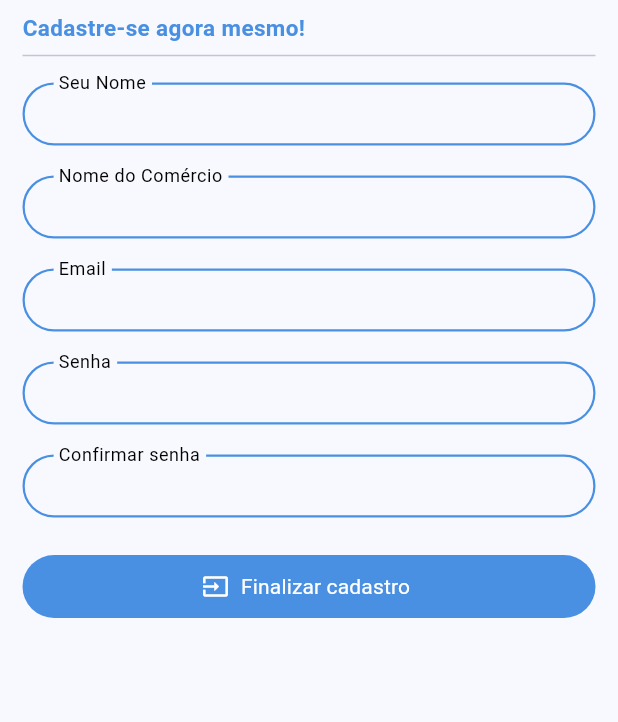
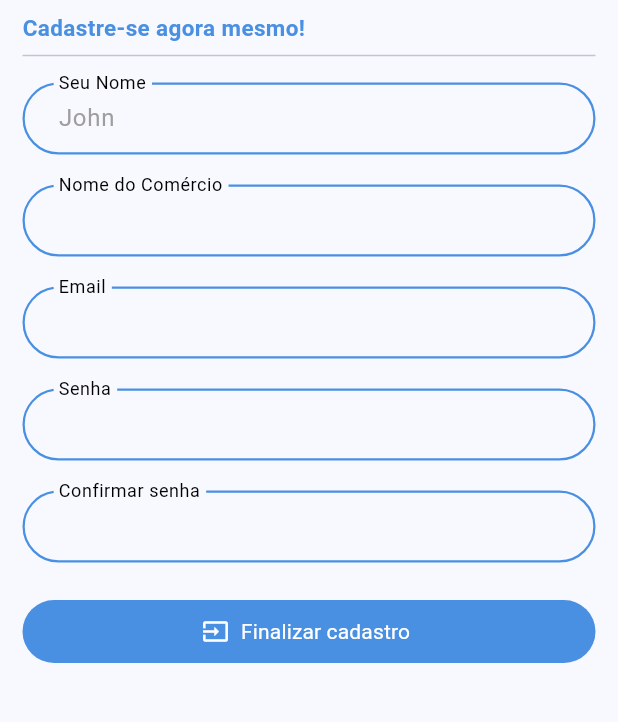
Before and after one commit to devcsuzarte/myCommerce_Flutter, a Flutter app: the RegisterScreen screen opened directly, on a phone screen of 412 x 824 dp, the part 84-806 px from its top. Run offline on Flutter 3.47's test engine with Material 3 defaults, Android fonts, the phone set to English and light mode, and no system bars; our stand-ins replace cloud_firestore, firebase_auth, firebase_core, modal_progress_hud_nsn; accounts and stored records are empty.

Commit message:
Fix text input validator UI error
Text input size is getting small when a requires.messages appear

```diff
--- a/lib/screens/register_screen/register_screen.dart
+++ b/lib/screens/register_screen/register_screen.dart
@@ -47,11 +47,11 @@ class _RegisterScreenState extends State<RegisterScreen> {
                 SizedBox(
                   height: 10,
                 ),
-                SizedBox(
-                  height: 42,
-                  child: TextFormField(
+                TextFormField(
+                  minLines: 1,
                   decoration: kInputDecoration.copyWith(
-                        labelText: 'Seu Nome'
+                    labelText: 'Seu Nome',
+                    hintText: 'John'
                   ),
                   textInputAction: TextInputAction.next,
                   autovalidateMode: AutovalidateMode.onUserInteraction,
@@ -64,11 +64,8 @@ class _RegisterScreenState extends State<RegisterScreen> {
                     }
                   },
                 ),
-                ),
                 kTextFieldSeparator,
-                SizedBox(
-                  height: 42,
-                  child: TextFormField(
+                TextFormField(
                   decoration: kInputDecoration.copyWith(
                       labelText: 'Nome do Comércio'
                   ),
@@ -83,11 +80,8 @@ class _RegisterScreenState extends State<RegisterScreen> {
                     }
                   },
                 ),
-                ),
                 kTextFieldSeparator,
-                SizedBox(
-                  height: 42,
-                  child: TextFormField(
+                TextFormField(
                   decoration: kInputDecoration.copyWith(
                         labelText: 'Email'
                   ),
@@ -102,11 +96,8 @@ class _RegisterScreenState extends State<RegisterScreen> {
                     }
                   },
                 ),
-                ),
                 kTextFieldSeparator,
-                SizedBox(
-                  height: 42,
-                  child: TextFormField(
+                TextFormField(
                   decoration: kInputDecoration.copyWith(
                       labelText: 'Senha'
                   ),
@@ -122,11 +113,8 @@ class _RegisterScreenState extends State<RegisterScreen> {
                     }
                   },
                 ),
-                ),
                 kTextFieldSeparator,
-                SizedBox(
-                  height: 42,
-                  child: TextFormField(
+                TextFormField(
                   decoration: kInputDecoration.copyWith(
                       labelText: 'Confirmar senha'
                   ),
@@ -140,7 +128,6 @@ class _RegisterScreenState extends State<RegisterScreen> {
                       return null;
                     }
                   },
-                  ),
                 ),
                 SizedBox(
                   height: 25,
--- a/lib/widgets/items_screen_widgets/item_cell.dart
+++ b/lib/widgets/items_screen_widgets/item_cell.dart
@@ -27,12 +27,8 @@ class ItemCell extends StatelessWidget {
           flex: 2,
           child: CircleAvatar(
             backgroundColor: kSecondaryColor,
-            minRadius: 28,
-            child: Icon(
-              item.stock! > 0 ? CupertinoIcons.archivebox_fill : CupertinoIcons.archivebox,
-              size: 35,
-              color: kPrimaryColor,
-            ),
+            minRadius: 38,
+            backgroundImage: NetworkImage('https://i.guim.co.uk/img/media/18badfc0b64b09f917fd14bbe47d73fd92feeb27/189_335_5080_3048/master/5080.jpg?width=1200&height=1200&quality=85&auto=format&fit=crop&s=1562112c7a64da36ae0a5e75075a0d12')
           ),
         ),
         Expanded(
--- a/pubspec.yaml
+++ b/pubspec.yaml
@@ -65,6 +65,7 @@ flutter:
   uses-material-design: true
   assets:
     - assets/login_background.png
+    - assets/iphone.jpg
 
   fonts:
     - family: Roboto
```
Also changed, not shown: assets/iphone.jpg (added). Lines whose indentation alone changed are shown as unchanged.
